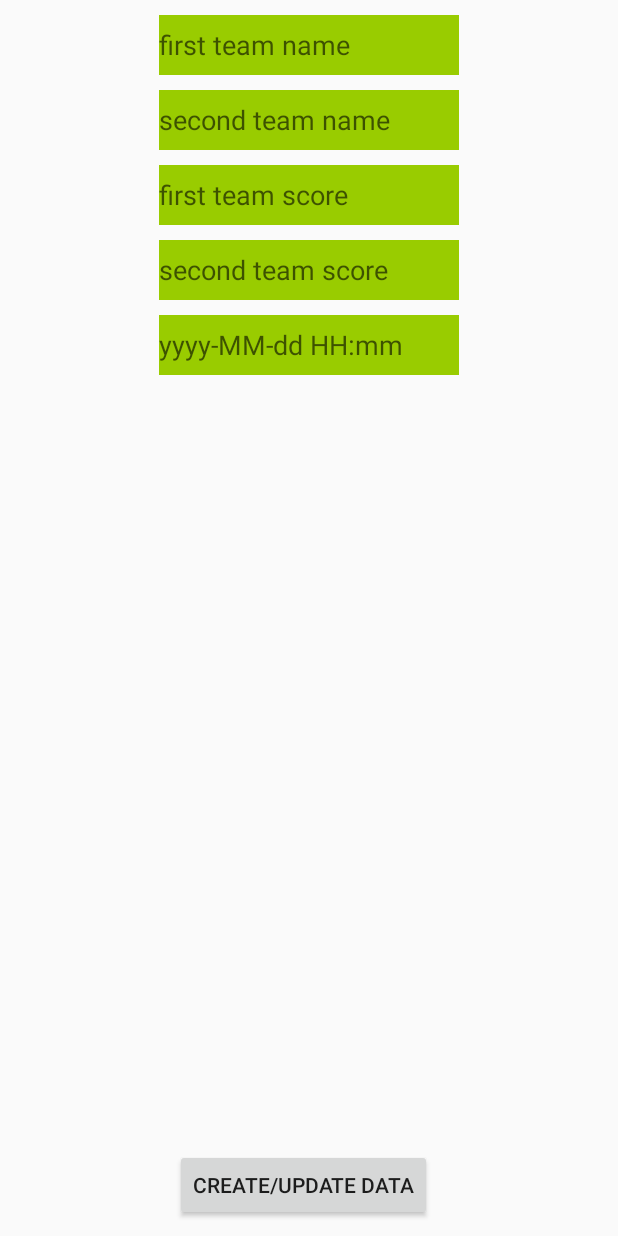
After one commit to raeinmt/Fifa18Prediction, an Android app: the AdminActivity screen opened directly, with no data from a screen before it, on a phone screen of 412 x 824 dp. The commit adds this screen. Run offline under Robolectric (Android 15) with nearby library versions, the phone set to English and light mode, and no system bars; our stand-ins replace Firebase (no records; nobody signed in at launch, a user with empty details on screens opened directly).

Commit message:
Creating admin access for testing

```diff
--- a/app/build.gradle
+++ b/app/build.gradle
@@ -28,9 +28,9 @@ dependencies {
     testImplementation 'junit:junit:4.12'
     androidTestImplementation 'com.android.support.test:runner:1.0.1'
     androidTestImplementation 'com.android.support.test.espresso:espresso-core:3.0.1'
-    compile 'com.google.firebase:firebase-core:11.8.0'
-    compile 'com.google.firebase:firebase-database:11.8.0'
-    compile 'com.google.firebase:firebase-auth:11.8.0'
+    implementation 'com.google.firebase:firebase-core:11.8.0'
+    implementation 'com.google.firebase:firebase-database:11.8.0'
+    implementation 'com.google.firebase:firebase-auth:11.8.0'
 }
 
 
--- a/app/src/main/AndroidManifest.xml
+++ b/app/src/main/AndroidManifest.xml
@@ -24,6 +24,10 @@
         </activity>
         <activity android:name=".RegisterActivity" />
         <activity android:name=".PredictionsActivity" />
+        <activity
+            android:name=".AdminActivity"
+            android:label="@string/title_activity_admin"
+            android:theme="@style/AppTheme"></activity>
     </application>
 
 </manifest>
--- /dev/null
+++ b/app/src/main/java/com/example/rteymouri/fifa18prediction/AdminActivity.java
@@ -0,0 +1,118 @@
+package com.example.rteymouri.fifa18prediction;
+
+import android.os.Bundle;
+import android.support.design.widget.FloatingActionButton;
+import android.support.design.widget.Snackbar;
+import android.support.v7.app.AppCompatActivity;
+import android.support.v7.widget.Toolbar;
+import android.util.Log;
+import android.view.View;
+import android.widget.Button;
+import android.widget.EditText;
+
+import com.example.rteymouri.fifa18prediction.R;
+import com.example.rteymouri.fifa18prediction.footballMatchDataModel.FootballMatch;
+import com.google.firebase.auth.FirebaseAuth;
+import com.google.firebase.database.DataSnapshot;
+import com.google.firebase.database.DatabaseError;
+import com.google.firebase.database.DatabaseReference;
+import com.google.firebase.database.FirebaseDatabase;
+import com.google.firebase.database.ValueEventListener;
+
+import java.util.HashMap;
+import java.util.Map;
+
+public class AdminActivity extends AppCompatActivity {
+
+    private Button mAdminCreate;
+    private EditText mFirstTeamView;
+    private EditText mFirstScoreView;
+    private EditText mSecondTeamView;
+    private EditText mSecondScoreView;
+    private EditText mMatchDateTimeView;
+    private DatabaseReference mDatabaseRef;
+    private FirebaseAuth mAuth;
+    private FootballMatch resultGame;
+
+    @Override
+    protected void onCreate(Bundle savedInstanceState) {
+        super.onCreate(savedInstanceState);
+        setContentView(R.layout.activity_admin);
+        mAdminCreate = findViewById(R.id.admin_create);
+        mFirstTeamView = findViewById(R.id.first_team);
+        mFirstScoreView = findViewById(R.id.first_score);
+        mSecondTeamView = findViewById(R.id.second_team);
+        mSecondScoreView = findViewById(R.id.second_score);
+        mMatchDateTimeView = findViewById(R.id.match_datetime);
+        mDatabaseRef = FirebaseDatabase.getInstance().getReference();
+        mAuth = FirebaseAuth.getInstance();
+
+        mAuth.signInWithEmailAndPassword("admin_raein@gmail.com","123456");
+
+        mAdminCreate.setOnClickListener(new View.OnClickListener() {
+            @Override
+            public void onClick(View v) {
+
+                String first_team_name = mFirstTeamView.getText().toString();
+                String second_team_name = mSecondTeamView.getText().toString();
+                int first_team_score = Integer.parseInt(mFirstScoreView.getText().toString());
+                int second_team_score = Integer.parseInt(mSecondScoreView.getText().toString());
+                String match_date_time = mMatchDateTimeView.getText().toString();
+
+
+
+                resultGame = new FootballMatch(
+                        first_team_name,
+                        first_team_score,
+                        second_team_name,
+                        second_team_score,
+                        0,
+                        0,
+                        match_date_time
+                );
+
+                Map<String, Object> resultsUpdates = new HashMap<>();
+                String resultsKey = resultGame.toString();
+                resultsUpdates.put(resultsKey, resultGame);
+                mDatabaseRef.child("results").updateChildren(resultsUpdates);
+
+                mDatabaseRef.child("users").addValueEventListener(new ValueEventListener() {
+                    @Override
+                    public void onDataChange(DataSnapshot dataSnapshot) {
+                        for (DataSnapshot d: dataSnapshot.getChildren()) {
+
+                            Map<String, Object> predictionsUpdates = new HashMap<>();
+                            String predictionKey = d.getKey() +"/"+ resultGame.toString();
+                            predictionsUpdates.put(predictionKey,resultGame);
+                            mDatabaseRef.child("predictions").updateChildren(predictionsUpdates);
+
+                        }
+                    }
+
+                    @Override
+                    public void onCancelled(DatabaseError databaseError) {
+
+                    }
+                });
+            }
+        });
+//        private void createData (){
+//
+//            FootballMatch predictionGame = new FootballMatch("Australia",3,"Spain",2, 1,4,"2018-01-17 11:00");
+//            FootballMatch resultGame = new FootballMatch("Australia",14,"Spain",5, 4,1,"2018-01-18 17:00");
+//
+//            Map<String, Object> predictionsUpdates = new HashMap<>();
+//            String predictionKey = FirebaseAuth.getInstance().getCurrentUser().getUid() +"/"+ predictionGame.toString();
+//            predictionsUpdates.put(predictionKey,predictionGame);
+//            mDatabaseRef.child("predictions").updateChildren(predictionsUpdates);
+//
+//            Map<String, Object> resultsUpdates = new HashMap<>();
+//            String resultsKey = resultGame.toString();
+//            resultsUpdates.put(resultsKey, resultGame);
+//            mDatabaseRef.child("results").updateChildren(resultsUpdates);
+//
+//        }
+
+    }
+
+}
--- a/app/src/main/java/com/example/rteymouri/fifa18prediction/PredictionsActivity.java
+++ b/app/src/main/java/com/example/rteymouri/fifa18prediction/PredictionsActivity.java
@@ -20,9 +20,12 @@ import com.example.rteymouri.fifa18prediction.User.User;
 import com.example.rteymouri.fifa18prediction.footballMatchDataModel.FootballMatch;
 import com.google.firebase.auth.FirebaseAuth;
 
+import java.text.ParseException;
+import java.text.SimpleDateFormat;
+import java.util.Date;
+
 public class PredictionsActivity extends AppCompatActivity implements
         PredictionsFragment.OnListFragmentInteractionListener
-//    ,ResultsFragment.OnListFragmentInteractionListener
          {
 
     public  String SIGN_OUT= "Sign out";
@@ -48,7 +51,6 @@ public class PredictionsActivity extends AppCompatActivity implements
         setContentView(R.layout.activity_predictions);
 
         // Creating PredictionsFragment
-
 
         FragmentManager mFragmentManager = getSupportFragmentManager();
         PredictionsFragment mFragment = PredictionsFragment.newInstance(1);
--- /dev/null
+++ b/app/src/main/res/layout/activity_admin.xml
@@ -0,0 +1,87 @@
+<?xml version="1.0" encoding="utf-8"?>
+<android.support.constraint.ConstraintLayout xmlns:android="http://schemas.android.com/apk/res/android"
+    xmlns:app="http://schemas.android.com/apk/res-auto"
+    xmlns:tools="http://schemas.android.com/tools"
+    android:layout_width="match_parent"
+    android:layout_height="match_parent"
+    tools:context="com.example.rteymouri.fifa18prediction.AdminActivity">
+
+    <Button
+        android:id="@+id/admin_create"
+        android:layout_width="wrap_content"
+        android:layout_height="48dp"
+        android:layout_marginBottom="10dp"
+        android:layout_marginEnd="8dp"
+        android:layout_marginRight="8dp"
+        android:text="@string/admin"
+
+        app:layout_constraintBottom_toBottomOf="parent"
+        app:layout_constraintStart_toStartOf="parent"
+        app:layout_constraintEnd_toEndOf="parent"/>
+
+    <EditText
+        android:id="@+id/first_team"
+        android:layout_width="200dp"
+        android:layout_height="40dp"
+        android:layout_marginTop="10dp"
+        android:background="@android:color/holo_green_light"
+        android:hint="@string/first_team"
+        android:inputType="text"
+
+        app:layout_constraintEnd_toEndOf="parent"
+        app:layout_constraintStart_toStartOf="parent"
+        app:layout_constraintTop_toTopOf="parent" />
+
+    <EditText
+        android:id="@+id/second_team"
+        android:layout_width="200dp"
+        android:layout_height="40dp"
+        android:layout_marginTop="10dp"
+        android:background="@android:color/holo_green_light"
+        android:hint="@string/second_team"
+        android:inputType="text"
+
+        app:layout_constraintEnd_toEndOf="parent"
+        app:layout_constraintStart_toStartOf="parent"
+        app:layout_constraintTop_toBottomOf="@+id/first_team" />
+
+    <EditText
+        android:id="@+id/first_score"
+        android:layout_width="200dp"
+        android:layout_height="40dp"
+        android:layout_marginTop="10dp"
+        android:background="@android:color/holo_green_light"
+
+        android:hint="@string/first_score"
+        android:inputType="text"
+        app:layout_constraintEnd_toEndOf="parent"
+        app:layout_constraintStart_toStartOf="parent"
+        app:layout_constraintTop_toBottomOf="@+id/second_team" />
+
+    <EditText
+        android:id="@+id/second_score"
+        android:layout_width="200dp"
+        android:layout_height="40dp"
+        android:layout_marginTop="10dp"
+        android:background="@android:color/holo_green_light"
+
+        android:hint="@string/second_score"
+        android:inputType="text"
+        app:layout_constraintEnd_toEndOf="parent"
+        app:layout_constraintStart_toStartOf="parent"
+        app:layout_constraintTop_toBottomOf="@+id/first_score" />
+
+    <EditText
+        android:id="@+id/match_datetime"
+        android:layout_width="200dp"
+        android:layout_height="40dp"
+        android:layout_marginTop="10dp"
+        android:background="@android:color/holo_green_light"
+
+        android:hint="@string/match_datetime"
+        android:inputType="text"
+        app:layout_constraintEnd_toEndOf="parent"
+        app:layout_constraintStart_toStartOf="parent"
+        app:layout_constraintTop_toBottomOf="@+id/second_score"/>
+
+</android.support.constraint.ConstraintLayout>
--- a/app/src/main/res/values/dimens.xml
+++ b/app/src/main/res/values/dimens.xml
@@ -3,4 +3,5 @@
     <dimen name="activity_horizontal_margin">16dp</dimen>
     <dimen name="activity_vertical_margin">16dp</dimen>
     <dimen name="text_margin">16dp</dimen>
+    <dimen name="fab_margin">16dp</dimen>
 </resources>
--- a/app/src/main/res/values/strings.xml
+++ b/app/src/main/res/values/strings.xml
@@ -16,5 +16,12 @@
     <string name="nav_header">Header</string>
     <string name="toolbarTitle">Home</string>
     <string name="submit_score">Submit</string>
+    <string name="admin">create/update data</string>
+    <string name="title_activity_admin">AdminActivity</string>
+    <string name="first_team">first team name</string>
+    <string name="second_team">second team name</string>
+    <string name="first_score">first team score</string>
+    <string name="second_score">second team score</string>
+    <string name="match_datetime">yyyy-MM-dd HH:mm</string>
 
 </resources>
--- a/app/src/main/res/values/styles.xml
+++ b/app/src/main/res/values/styles.xml
@@ -8,4 +8,8 @@
         <item name="colorAccent">@color/colorAccent</item>
     </style>
 
+    <style name="AppTheme.AppBarOverlay" parent="ThemeOverlay.AppCompat.Dark.ActionBar" />
+
+    <style name="AppTheme.PopupOverlay" parent="ThemeOverlay.AppCompat.Light" />
+
 </resources>
--- a/build.gradle
+++ b/build.gradle
@@ -7,7 +7,7 @@ buildscript {
         jcenter()
     }
     dependencies {
-        classpath 'com.android.tools.build:gradle:3.0.1'
+        classpath 'com.android.tools.build:gradle:3.1.1'
         classpath 'com.google.gms:google-services:3.2.0'
 
 
```
Also changed, not shown: app/src/main/java/com/example/rteymouri/fifa18prediction/LoginActivity.java (+10 -0 lines), app/src/main/java/com/example/rteymouri/fifa18prediction/MyItemRecyclerViewAdapter.java (+27 -36 lines), app/src/main/java/com/example/rteymouri/fifa18prediction/PredictionsFragment.java (+0 -9 lines), app/src/main/java/com/example/rteymouri/fifa18prediction/footballMatchDataModel/FootballMatch.java (+9 -1 lines), app/src/main/res/layout/activity_login.xml (+14 -0 lines), app/src/main/res/layout/fragment_item.xml (+9 -3 lines), gradle/wrapper/gradle-wrapper.properties.
